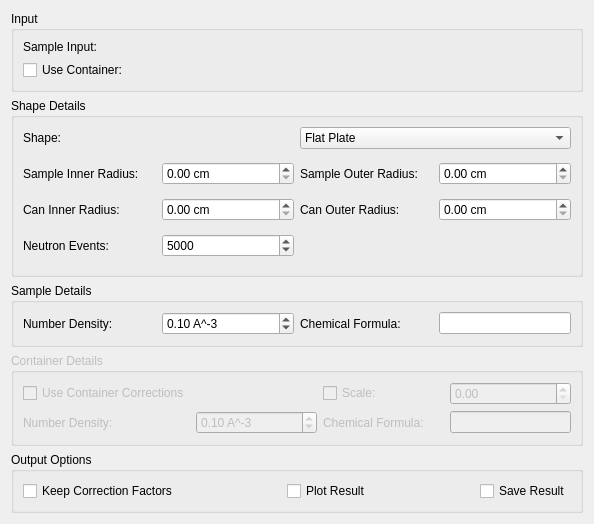
Old version of the form Code/Mantid/MantidQt/CustomInterfaces/inc/MantidQtCustomInterfaces/Indirect/AbsorptionCorrections.ui in the repository mantidproject/mantid.
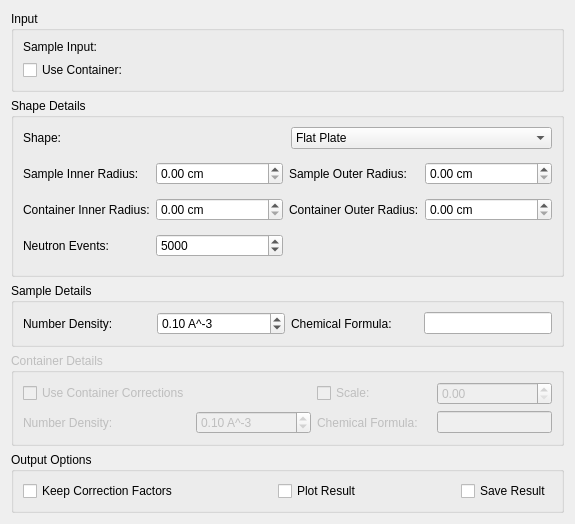
New version of the form. The open tabs and pages were chosen to show the change. Custom widgets are drawn as their Qt base class.

Commit message:
Start work on adding documentation
Refs #10903

```diff
--- a/Code/Mantid/MantidQt/CustomInterfaces/inc/MantidQtCustomInterfaces/Indirect/AbsorptionCorrections.ui
+++ b/Code/Mantid/MantidQt/CustomInterfaces/inc/MantidQtCustomInterfaces/Indirect/AbsorptionCorrections.ui
@@ -6,7 +6,7 @@
    <rect>
     <x>0</x>
     <y>0</y>
-    <width>594</width>
+    <width>575</width>
     <height>488</height>
    </rect>
   </property>
@@ -324,7 +324,7 @@
           <item row="3" column="2">
            <widget class="QLabel" name="lbAnnCanOuterRadius">
             <property name="text">
-             <string>Can Outer Radius:</string>
+             <string>Container Outer Radius:</string>
             </property>
            </widget>
           </item>
@@ -341,7 +341,7 @@
           <item row="3" column="0">
            <widget class="QLabel" name="lbAnnCanInnerRadius">
             <property name="text">
-             <string>Can Inner Radius:</string>
+             <string>Container Inner Radius:</string>
             </property>
            </widget>
           </item>
```
Left out of the diff: 6 changed lines with no effect on the pictures. The commit also changes 1 other file.
